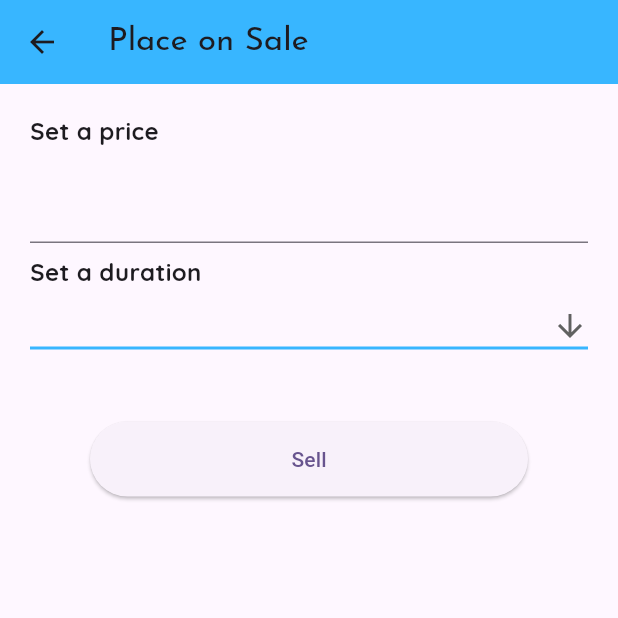
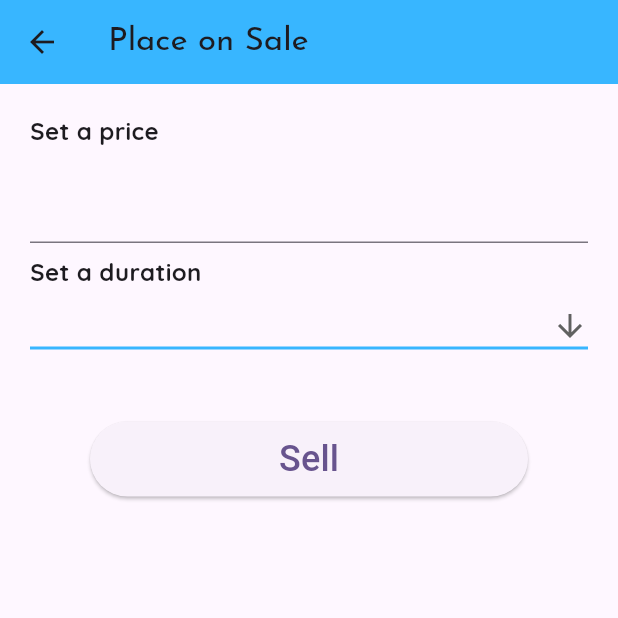
Before and after one commit to Killpit/MobNFT-App, a Flutter app: the PlaceOnSale screen opened directly with empty values, after a tap on "Sell", on a phone screen of 412 x 824 dp, the top half of it. Run offline on Flutter 3.47's test engine with Material 2 defaults, Android fonts, the phone set to English and light mode, and no system bars; our stand-ins replace bottom_navy_bar, dio, dotted_border, flutter_lorem, google_fonts, image_picker; missing offline and left inert: empty_widget, flutter_circular_text, status_alert, turn_page_transition, web3dart; project files that could hold a hidden picture were left out.

Commit message:
7 Tem 2023 14:09

```diff
--- a/mobile_nft/lib/features/PlaceOnSale/presentation/place_on_sale.dart
+++ b/mobile_nft/lib/features/PlaceOnSale/presentation/place_on_sale.dart
@@ -104,16 +104,15 @@ class _PlaceOnSaleState extends State<PlaceOnSale> with Func {
                     int.parse(priceController.text),
                     daysToSeconds.inDays,
                     context);
+                    Navigator.pushNamed(context, "/home");
                 },
                 child: Text(
                   "Sell",
-                  style: TextStyle(fontFamily: buttonFont, )
-                )
-              )
-            )
-          ]
-        )
-      )
+                  style: TextStyle(fontFamily: buttonFont, fontSize: 24),
+                )))
+          ],
+        ),
+      ),
     );
   }
 }
```
